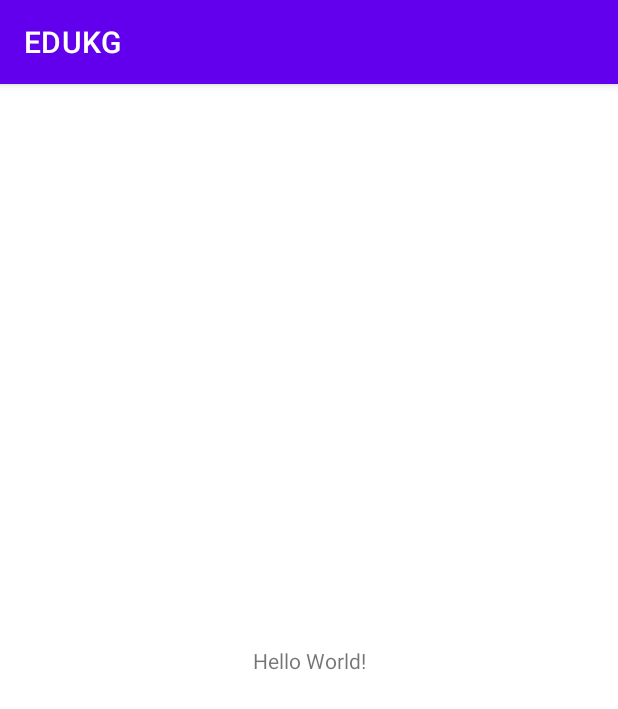
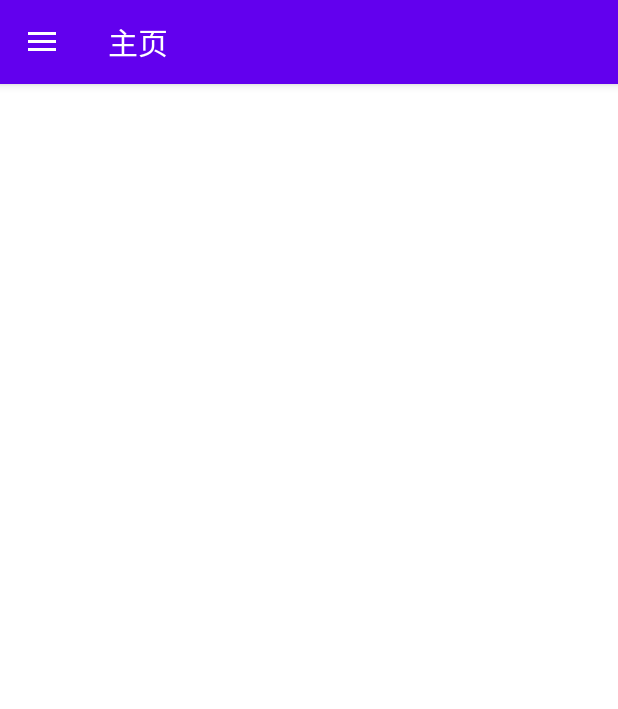
Before and after one commit to UNIDY2002/edukg-frontend, an Android app: the screen it shows after launch (MainActivity), on a phone screen of 412 x 824 dp. Shown: the top 709 px of the screen. Run offline under Robolectric (Android 15) with nearby library versions, the phone set to English and light mode, and no system bars; our stand-ins replace navigation-ui.

Commit message:
Setup a naive drawer layout

```diff
--- a/app/build.gradle
+++ b/app/build.gradle
@@ -26,6 +26,9 @@ android {
         sourceCompatibility JavaVersion.VERSION_1_8
         targetCompatibility JavaVersion.VERSION_1_8
     }
+    buildFeatures {
+        viewBinding true
+    }
 }
 
 dependencies {
@@ -33,6 +36,8 @@ dependencies {
     implementation 'androidx.appcompat:appcompat:1.2.0'
     implementation 'com.google.android.material:material:1.2.1'
     implementation 'androidx.constraintlayout:constraintlayout:2.0.1'
+    implementation 'androidx.navigation:navigation-fragment:2.3.0'
+    implementation 'androidx.navigation:navigation-ui:2.3.0'
     testImplementation 'junit:junit:4.+'
     androidTestImplementation 'androidx.test.ext:junit:1.1.2'
     androidTestImplementation 'androidx.test.espresso:espresso-core:3.3.0'
--- a/app/src/main/java/com/java/sunxun/MainActivity.java
+++ b/app/src/main/java/com/java/sunxun/MainActivity.java
@@ -1,14 +1,36 @@
 package com.java.sunxun;
 
+import android.os.Bundle;
 import androidx.appcompat.app.AppCompatActivity;
-
-import android.os.Bundle;
+import androidx.navigation.NavController;
+import androidx.navigation.Navigation;
+import androidx.navigation.ui.AppBarConfiguration;
+import androidx.navigation.ui.NavigationUI;
+import com.java.sunxun.databinding.ActivityMainBinding;
 
 public class MainActivity extends AppCompatActivity {
+
+    private AppBarConfiguration mAppBarConfiguration;
 
     @Override
     protected void onCreate(Bundle savedInstanceState) {
         super.onCreate(savedInstanceState);
-        setContentView(R.layout.activity_main);
+
+        ActivityMainBinding binding = ActivityMainBinding.inflate(getLayoutInflater());
+        setContentView(binding.getRoot());
+
+        mAppBarConfiguration = new AppBarConfiguration.Builder(R.id.nav_home)
+                .setOpenableLayout(binding.mainDrawer)
+                .build();
+        NavController navController = Navigation.findNavController(this, R.id.nav_host_fragment);
+        NavigationUI.setupActionBarWithNavController(this, navController, mAppBarConfiguration);
+        NavigationUI.setupWithNavController(binding.navView, navController);
     }
+
+    @Override
+    public boolean onSupportNavigateUp() {
+        NavController navController = Navigation.findNavController(this, R.id.nav_host_fragment);
+        return NavigationUI.navigateUp(navController, mAppBarConfiguration) || super.onSupportNavigateUp();
+    }
+
 }
--- /dev/null
+++ b/app/src/main/java/com/java/sunxun/ui/home/HomeFragment.java
@@ -0,0 +1,28 @@
+package com.java.sunxun.ui.home;
+
+import android.os.Bundle;
+import android.view.LayoutInflater;
+import android.view.View;
+import android.view.ViewGroup;
+import androidx.annotation.NonNull;
+import androidx.annotation.Nullable;
+import androidx.fragment.app.Fragment;
+import com.java.sunxun.databinding.FragmentHomeBinding;
+
+public class HomeFragment extends Fragment {
+
+    @Nullable
+    FragmentHomeBinding binding;
+
+    @Override
+    public View onCreateView(@NonNull LayoutInflater inflater, @Nullable ViewGroup container, @Nullable Bundle savedInstanceState) {
+        FragmentHomeBinding binding = FragmentHomeBinding.inflate(inflater, container, false);
+        return binding.getRoot();
+    }
+
+    @Override
+    public void onDestroyView() {
+        super.onDestroyView();
+        binding = null;
+    }
+}
--- a/app/src/main/res/layout/activity_main.xml
+++ b/app/src/main/res/layout/activity_main.xml
@@ -1,18 +1,29 @@
 <?xml version="1.0" encoding="utf-8"?>
-<androidx.constraintlayout.widget.ConstraintLayout xmlns:android="http://schemas.android.com/apk/res/android"
-    xmlns:app="http://schemas.android.com/apk/res-auto"
-    xmlns:tools="http://schemas.android.com/tools"
-    android:layout_width="match_parent"
-    android:layout_height="match_parent"
-    tools:context=".MainActivity">
+<androidx.drawerlayout.widget.DrawerLayout
+        xmlns:android="http://schemas.android.com/apk/res/android"
+        xmlns:app="http://schemas.android.com/apk/res-auto"
+        xmlns:tools="http://schemas.android.com/tools"
+        android:id="@+id/main_drawer"
+        android:layout_width="match_parent"
+        android:layout_height="match_parent"
+        android:fitsSystemWindows="true"
+        tools:openDrawer="start"
+        tools:context=".MainActivity">
 
-    <TextView
-        android:layout_width="wrap_content"
-        android:layout_height="wrap_content"
-        android:text="Hello World!"
-        app:layout_constraintBottom_toBottomOf="parent"
-        app:layout_constraintLeft_toLeftOf="parent"
-        app:layout_constraintRight_toRightOf="parent"
-        app:layout_constraintTop_toTopOf="parent" />
+    <fragment
+            android:id="@+id/nav_host_fragment"
+            android:name="androidx.navigation.fragment.NavHostFragment"
+            android:layout_width="match_parent"
+            android:layout_height="match_parent"
+            app:defaultNavHost="true"
+            app:navGraph="@navigation/mobile_navigation"
+            />
 
-</androidx.constraintlayout.widget.ConstraintLayout>
+    <com.google.android.material.navigation.NavigationView
+            android:id="@+id/nav_view"
+            android:layout_width="wrap_content"
+            android:layout_height="match_parent"
+            android:layout_gravity="start"
+            android:fitsSystemWindows="true"
+            app:menu="@menu/activity_main_drawer"/>
+</androidx.drawerlayout.widget.DrawerLayout>
--- /dev/null
+++ b/app/src/main/res/layout/fragment_home.xml
@@ -0,0 +1,23 @@
+<?xml version="1.0" encoding="utf-8"?>
+<androidx.constraintlayout.widget.ConstraintLayout
+        xmlns:android="http://schemas.android.com/apk/res/android"
+        xmlns:app="http://schemas.android.com/apk/res-auto"
+        xmlns:tools="http://schemas.android.com/tools"
+        android:layout_width="match_parent"
+        android:layout_height="match_parent"
+        tools:context=".ui.home.HomeFragment">
+
+    <TextView
+            android:id="@+id/text_home"
+            android:layout_width="match_parent"
+            android:layout_height="wrap_content"
+            android:layout_marginStart="8dp"
+            android:layout_marginTop="8dp"
+            android:layout_marginEnd="8dp"
+            android:textAlignment="center"
+            android:textSize="20sp"
+            app:layout_constraintEnd_toEndOf="parent"
+            app:layout_constraintStart_toStartOf="parent"
+            app:layout_constraintTop_toTopOf="parent"
+            app:layout_constraintBottom_toBottomOf="parent"/>
+</androidx.constraintlayout.widget.ConstraintLayout>
--- /dev/null
+++ b/app/src/main/res/menu/activity_main_drawer.xml
@@ -0,0 +1,11 @@
+<?xml version="1.0" encoding="utf-8"?>
+<menu xmlns:android="http://schemas.android.com/apk/res/android"
+      xmlns:tools="http://schemas.android.com/tools"
+      tools:showIn="navigation_view">
+
+    <group android:checkableBehavior="single">
+        <item
+                android:id="@+id/nav_home"
+                android:title="@string/home"/>
+    </group>
+</menu>
--- /dev/null
+++ b/app/src/main/res/navigation/mobile_navigation.xml
@@ -0,0 +1,13 @@
+<?xml version="1.0" encoding="utf-8"?>
+<navigation xmlns:android="http://schemas.android.com/apk/res/android"
+            xmlns:app="http://schemas.android.com/apk/res-auto"
+            xmlns:tools="http://schemas.android.com/tools"
+            android:id="@+id/mobile_navigation"
+            app:startDestination="@+id/nav_home">
+
+    <fragment
+            android:id="@+id/nav_home"
+            android:name="com.java.sunxun.ui.home.HomeFragment"
+            android:label="@string/home"
+            tools:layout="@layout/fragment_home"/>
+</navigation>
--- a/app/src/main/res/values/strings.xml
+++ b/app/src/main/res/values/strings.xml
@@ -1,3 +1,4 @@
 <resources>
     <string name="app_name">EDUKG</string>
+    <string name="home">主页</string>
 </resources>
```
